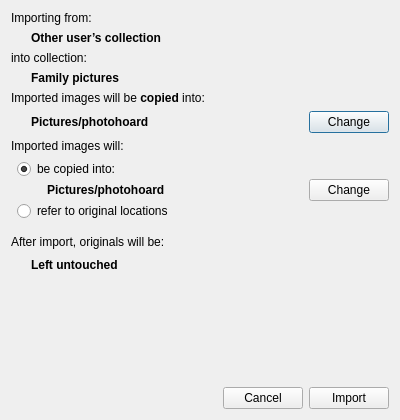
This is src/ui/ImportOtherUser.ui in wagenadl/photohoard as Qt 5 draws it before an edit. The edited form follows.
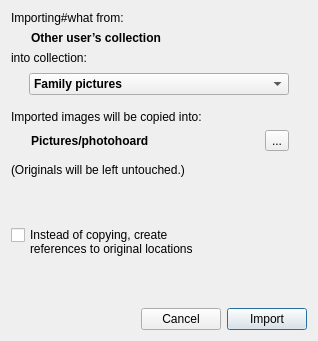
This is the edited form.

Commit message: Streamlined import dialogs

Patch:
```diff
--- a/src/ui/ImportOtherUser.ui
+++ b/src/ui/ImportOtherUser.ui
@@ -6,8 +6,8 @@
    <rect>
     <x>0</x>
     <y>0</y>
-    <width>400</width>
-    <height>420</height>
+    <width>318</width>
+    <height>341</height>
    </rect>
   </property>
   <property name="windowTitle">
@@ -17,7 +17,7 @@
    <item>
     <widget class="QLabel" name="label">
      <property name="text">
-      <string>Importing from:</string>
+      <string>Importing#what from:</string>
      </property>
     </widget>
    </item>
@@ -48,34 +48,60 @@
     </widget>
    </item>
    <item>
-    <widget class="QLabel" name="collection">
-     <property name="font">
-      <font>
-       <weight>75</weight>
-       <bold>true</bold>
-      </font>
-     </property>
-     <property name="text">
-      <string>Family pictures</string>
-     </property>
-     <property name="margin">
-      <number>2</number>
-     </property>
-     <property name="indent">
-      <number>20</number>
-     </property>
+    <widget class="QWidget" name="widget_5" native="true">
+     <layout class="QHBoxLayout" name="horizontalLayout_5">
+      <property name="leftMargin">
+       <number>18</number>
+      </property>
+      <property name="topMargin">
+       <number>2</number>
+      </property>
+      <property name="rightMargin">
+       <number>18</number>
+      </property>
+      <property name="bottomMargin">
+       <number>9</number>
+      </property>
+      <item>
+       <widget class="QComboBox" name="collection">
+        <property name="font">
+         <font>
+          <weight>75</weight>
+          <bold>true</bold>
+         </font>
+        </property>
+        <property name="focusPolicy">
+         <enum>Qt::WheelFocus</enum>
+        </property>
+        <item>
+         <property name="text">
+          <string>Family pictures</string>
+         </property>
+        </item>
+       </widget>
+      </item>
+     </layout>
     </widget>
    </item>
    <item>
     <widget class="QWidget" name="widget_6" native="true">
      <layout class="QVBoxLayout" name="verticalLayout_3">
-      <property name="margin">
+      <property name="leftMargin">
        <number>0</number>
       </property>
+      <property name="topMargin">
+       <number>0</number>
+      </property>
+      <property name="rightMargin">
+       <number>18</number>
+      </property>
+      <property name="bottomMargin">
+       <number>6</number>
+      </property>
       <item>
        <widget class="QLabel" name="label_9">
         <property name="text">
-         <string>&lt;html&gt;&lt;head/&gt;&lt;body&gt;&lt;p&gt;Imported images will be &lt;span style=&quot; font-weight:600;&quot;&gt;copied&lt;/span&gt; into:&lt;/p&gt;&lt;/body&gt;&lt;/html&gt;</string>
+         <string>&lt;html&gt;&lt;head/&gt;&lt;body&gt;&lt;p&gt;Imported images will be copied into:&lt;/p&gt;&lt;/body&gt;&lt;/html&gt;</string>
         </property>
        </widget>
       </item>
@@ -86,7 +112,7 @@
           <number>0</number>
          </property>
          <item>
-          <widget class="QLabel" name="destination0">
+          <widget class="QLabel" name="destination">
            <property name="font">
             <font>
              <weight>75</weight>
@@ -118,157 +144,9 @@
           </spacer>
          </item>
          <item>
-          <widget class="QPushButton" name="pushButton_4">
+          <widget class="QToolButton" name="toolButton_4">
            <property name="text">
-            <string>Change</string>
-           </property>
-          </widget>
-         </item>
-        </layout>
-       </widget>
-      </item>
-     </layout>
-    </widget>
-   </item>
-   <item>
-    <widget class="QWidget" name="widget_8" native="true">
-     <property name="sizePolicy">
-      <sizepolicy hsizetype="Preferred" vsizetype="Minimum">
-       <horstretch>0</horstretch>
-       <verstretch>0</verstretch>
-      </sizepolicy>
-     </property>
-     <property name="minimumSize">
-      <size>
-       <width>0</width>
-       <height>10</height>
-      </size>
-     </property>
-     <layout class="QVBoxLayout" name="verticalLayout_4">
-      <property name="spacing">
-       <number>6</number>
-      </property>
-      <property name="margin">
-       <number>0</number>
-      </property>
-      <item>
-       <widget class="QLabel" name="label_5">
-        <property name="text">
-         <string>Imported images will:</string>
-        </property>
-       </widget>
-      </item>
-      <item>
-       <widget class="QWidget" name="widget_4" native="true">
-        <layout class="QVBoxLayout" name="verticalLayout_2">
-         <property name="spacing">
-          <number>0</number>
-         </property>
-         <property name="leftMargin">
-          <number>6</number>
-         </property>
-         <property name="topMargin">
-          <number>0</number>
-         </property>
-         <property name="rightMargin">
-          <number>0</number>
-         </property>
-         <property name="bottomMargin">
-          <number>8</number>
-         </property>
-         <item>
-          <widget class="QRadioButton" name="copy">
-           <property name="text">
-            <string>be copied into:</string>
-           </property>
-           <property name="checked">
-            <bool>true</bool>
-           </property>
-          </widget>
-         </item>
-         <item>
-          <widget class="QWidget" name="widget_2" native="true">
-           <layout class="QHBoxLayout" name="horizontalLayout_2">
-            <property name="leftMargin">
-             <number>10</number>
-            </property>
-            <property name="topMargin">
-             <number>0</number>
-            </property>
-            <property name="rightMargin">
-             <number>0</number>
-            </property>
-            <property name="bottomMargin">
-             <number>0</number>
-            </property>
-            <item>
-             <widget class="QLabel" name="destination">
-              <property name="font">
-               <font>
-                <weight>75</weight>
-                <bold>true</bold>
-               </font>
-              </property>
-              <property name="text">
-               <string>Pictures/photohoard</string>
-              </property>
-              <property name="margin">
-               <number>2</number>
-              </property>
-              <property name="indent">
-               <number>20</number>
-              </property>
-             </widget>
-            </item>
-            <item>
-             <spacer name="horizontalSpacer_2">
-              <property name="orientation">
-               <enum>Qt::Horizontal</enum>
-              </property>
-              <property name="sizeHint" stdset="0">
-               <size>
-                <width>40</width>
-                <height>20</height>
-               </size>
-              </property>
-             </spacer>
-            </item>
-            <item>
-             <widget class="QPushButton" name="pushButton_3">
-              <property name="text">
-               <string>Change</string>
-              </property>
-             </widget>
-            </item>
-           </layout>
-          </widget>
-         </item>
-         <item>
-          <widget class="QWidget" name="widget_5" native="true">
-           <property name="sizePolicy">
-            <sizepolicy hsizetype="Preferred" vsizetype="Fixed">
-             <horstretch>0</horstretch>
-             <verstretch>0</verstretch>
-            </sizepolicy>
-           </property>
-           <property name="minimumSize">
-            <size>
-             <width>0</width>
-             <height>0</height>
-            </size>
-           </property>
-           <property name="maximumSize">
-            <size>
-             <width>16777215</width>
-             <height>0</height>
-            </size>
-           </property>
-          </widget>
-         </item>
-         <item>
-          <widget class="QRadioButton" name="refer">
-           <property name="text">
-            <string>refer to original locations</string>
+            <string>...</string>
            </property>
           </widget>
          </item>
@@ -281,8 +159,57 @@
    <item>
     <widget class="QLabel" name="label_7">
      <property name="text">
-      <string>After import, originals will be:</string>
+      <string>(Originals will be left untouched.)</string>
      </property>
+     <property name="wordWrap">
+      <bool>true</bool>
+     </property>
+    </widget>
+   </item>
+   <item>
+    <spacer name="verticalSpacer_2">
+     <property name="orientation">
+      <enum>Qt::Vertical</enum>
+     </property>
+     <property name="sizeHint" stdset="0">
+      <size>
+       <width>20</width>
+       <height>40</height>
+      </size>
+     </property>
+    </spacer>
+   </item>
+   <item>
+    <widget class="QWidget" name="widget_2" native="true">
+     <layout class="QHBoxLayout" name="horizontalLayout_2">
+      <property name="leftMargin">
+       <number>0</number>
+      </property>
+      <property name="topMargin">
+       <number>0</number>
+      </property>
+      <property name="rightMargin">
+       <number>18</number>
+      </property>
+      <property name="bottomMargin">
+       <number>0</number>
+      </property>
+      <item>
+       <widget class="QCheckBox" name="refer">
+        <property name="mouseTracking">
+         <bool>false</bool>
+        </property>
+        <property name="focusPolicy">
+         <enum>Qt::TabFocus</enum>
+        </property>
+        <property name="text">
+         <string>
+Instead of copying, create
+references to original locations</string>
+        </property>
+       </widget>
+      </item>
+     </layout>
     </widget>
    </item>
    <item>
@@ -291,38 +218,6 @@
       <property name="margin">
        <number>0</number>
       </property>
-      <item>
-       <widget class="QLabel" name="label_8">
-        <property name="font">
-         <font>
-          <weight>75</weight>
-          <bold>true</bold>
-         </font>
-        </property>
-        <property name="text">
-         <string>Left untouched</string>
-        </property>
-        <property name="margin">
-         <number>2</number>
-        </property>
-        <property name="indent">
-         <number>20</number>
-        </property>
-       </widget>
-      </item>
-      <item>
-       <spacer name="horizontalSpacer_3">
-        <property name="orientation">
-         <enum>Qt::Horizontal</enum>
-        </property>
-        <property name="sizeHint" stdset="0">
-         <size>
-          <width>40</width>
-          <height>20</height>
-         </size>
-        </property>
-       </spacer>
-      </item>
      </layout>
     </widget>
    </item>
@@ -376,6 +271,9 @@
         <property name="text">
          <string>Import</string>
         </property>
+        <property name="default">
+         <bool>true</bool>
+        </property>
        </widget>
       </item>
      </layout>
```
Left out of the diff: 79 changed lines with no effect on the pictures. The commit also changes 2 other files.
